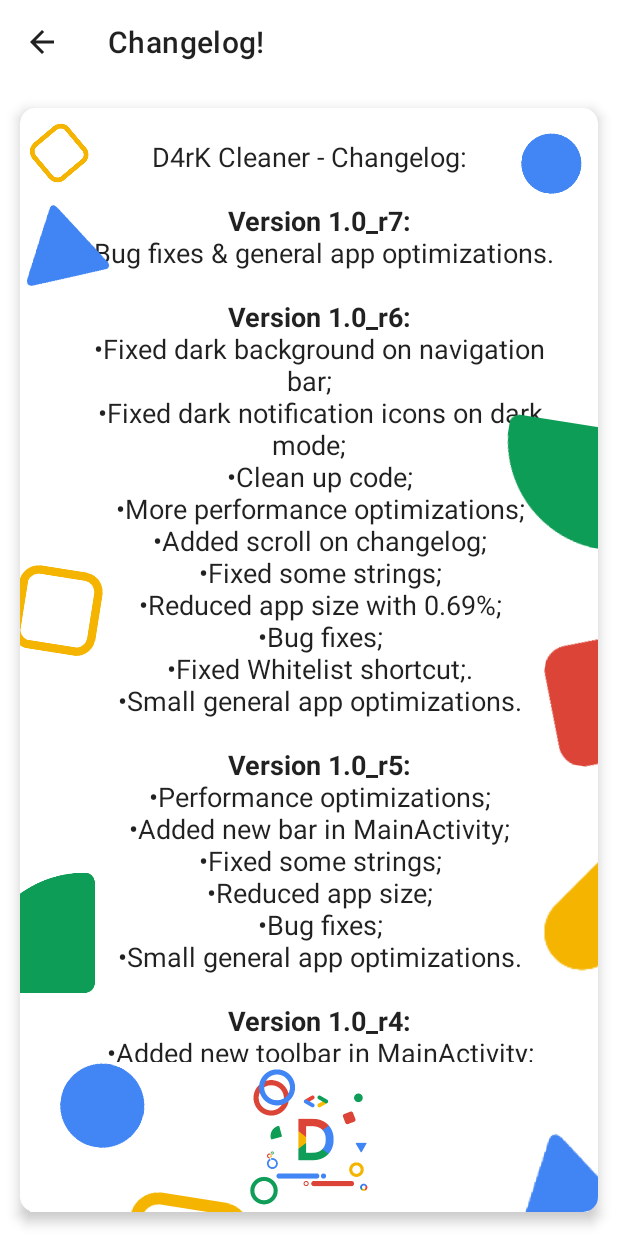
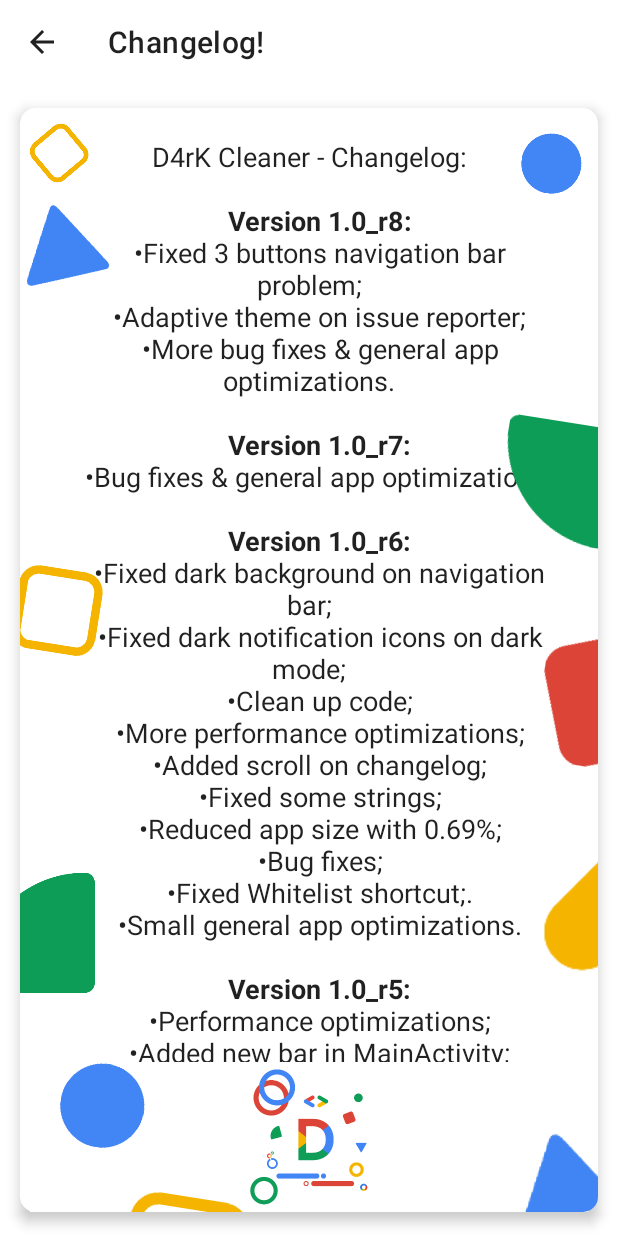
Before and after one commit to CodeHunterDev/com.d4rk.cleaner, an Android app: the ChangelogActivity screen opened directly, with no data from a screen before it, on a phone screen of 412 x 824 dp. Run offline under Robolectric (Android 15) with nearby library versions, the phone set to English and light mode, and no system bars.

Commit message:
Update 1.1_r8

```diff
--- a/app/src/main/AndroidManifest.xml
+++ b/app/src/main/AndroidManifest.xml
@@ -40,6 +40,7 @@
         android:requestLegacyExternalStorage="true"
         android:resizeableActivity="true"
         android:supportsRtl="true"
+        android:usesCleartextTraffic="true"
         android:theme="@style/AppTheme"
         tools:targetApi="n">
         <activity
--- a/app/src/main/java/com/d4rk/cleaner/AboutActivity.java
+++ b/app/src/main/java/com/d4rk/cleaner/AboutActivity.java
@@ -3,13 +3,10 @@
 import androidx.appcompat.app.ActionBar;
 import androidx.appcompat.app.AppCompatActivity;
 import androidx.preference.PreferenceFragmentCompat;
-import java.util.Objects;
 public class AboutActivity extends AppCompatActivity {
     @Override
     protected void onCreate(Bundle savedInstanceState) {
         super.onCreate(savedInstanceState);
-        Objects.requireNonNull(getSupportActionBar()).setDisplayHomeAsUpEnabled(true);
-        getSupportActionBar().setDisplayShowHomeEnabled(true);
         setContentView(R.layout.activity_about);
         if (savedInstanceState == null) {
             getSupportFragmentManager()
--- a/app/src/main/java/com/d4rk/cleaner/MainActivity.java
+++ b/app/src/main/java/com/d4rk/cleaner/MainActivity.java
@@ -55,13 +55,11 @@
         scanPBar = findViewById(R.id.scanProgress);
         progressText = findViewById(R.id.ScanTextView);
         statusText = findViewById(R.id.statusTextView);
-
         layout = findViewById(R.id.main_layout);
         prefs = PreferenceManager.getDefaultSharedPreferences(this);
         constraintSet.clone(layout);
         requestWriteExternalPermission();
         Window w = getWindow();
-        w.setFlags(WindowManager.LayoutParams.FLAG_LAYOUT_NO_LIMITS, WindowManager.LayoutParams.FLAG_LAYOUT_NO_LIMITS);
     }
     /**
      * Starts the settings activity
--- a/app/src/main/res/values-night/styles.xml
+++ b/app/src/main/res/values-night/styles.xml
@@ -1,54 +1,29 @@
 <resources xmlns:tools="http://schemas.android.com/tools">
-
     <style name="AppTheme" parent="Theme.MaterialComponents.DayNight">
-        <item name="colorPrimary">@color/colorPrimary</item>
-        <item name="colorPrimaryDark">@color/colorPrimaryDark</item>
-        <item name="colorAccent">@color/colorAccent</item>
-        <item name="android:windowDrawsSystemBarBackgrounds" tools:targetApi="lollipop">true</item>
-        <item name="android:windowLightStatusBar" tools:targetApi="23">false</item>
-        <item name="android:navigationBarColor" tools:targetApi="lollipop">
-            @color/colorDarkMode
-        </item>
-    </style>
-
-    <style name="AppThemeNoActionBar" parent="Theme.MaterialComponents.DayNight.NoActionBar">
-        <item name="colorPrimary">@color/colorPrimary</item>
-        <item name="colorPrimaryDark">@color/colorPrimaryDark</item>
-        <item name="colorAccent">@color/colorAccent</item>
-        <item name="android:windowDrawsSystemBarBackgrounds" tools:targetApi="lollipop">true</item>
-        <item name="android:windowLightStatusBar" tools:targetApi="23">false</item>
-        <item name="android:navigationBarColor" tools:targetApi="lollipop">
-            @color/colorDarkMode
-        </item>
-    </style>
-
-    <style name="SettingsTheme" parent="Theme.MaterialComponents.DayNight">
-        <item name="colorPrimary">@color/colorPrimary</item>
-        <item name="colorPrimaryDark">@color/colorPrimaryDark</item>
         <item name="colorAccent">@color/colorAccent</item>
         <item name="android:windowLightStatusBar" tools:targetApi="23">false</item>
-        <item name="android:statusBarColor" tools:targetApi="lollipop">@android:color/transparent
-        </item>
-        <item name="android:navigationBarDividerColor" tools:targetApi="o_mr1">
-            @android:color/transparent
-        </item>
-        <item name="android:navigationBarColor" tools:targetApi="lollipop">
-            @color/colorDarkMode
-        </item>
+        <item name="android:statusBarColor" tools:targetApi="lollipop">@android:color/transparent</item>
+        <item name="android:navigationBarColor" tools:targetApi="lollipop">@color/colorDarkMode</item>
+    </style>
+    <style name="AppThemeNoActionBar" parent="Theme.MaterialComponents.DayNight.NoActionBar">
+        <item name="colorAccent">@color/colorAccent</item>
+        <item name="android:windowLightStatusBar" tools:targetApi="23">false</item>
+        <item name="android:statusBarColor" tools:targetApi="lollipop">@android:color/transparent</item>
+        <item name="android:navigationBarColor" tools:targetApi="lollipop">@color/colorDarkMode</item>
+    </style>
+    <style name="SettingsTheme" parent="Theme.MaterialComponents.DayNight">
+        <item name="colorAccent">@color/colorAccent</item>
+        <item name="android:windowLightStatusBar" tools:targetApi="23">false</item>
+        <item name="android:statusBarColor" tools:targetApi="lollipop">@android:color/transparent</item>
+        <item name="android:navigationBarColor" tools:targetApi="lollipop">@color/colorDarkMode</item>
     </style>
 
     <style name="CustomIssueReportTheme" parent="Theme.IssueReporter">
         <item name="colorPrimary">@color/colorPrimary</item>
         <item name="colorPrimaryDark">@color/colorPrimaryDark</item>
         <item name="colorAccent">@color/colorAccent</item>
-        <item name="android:statusBarColor" tools:targetApi="lollipop">@android:color/transparent
-        </item>
-        <item name="android:navigationBarDividerColor" tools:targetApi="o_mr1">
-            @android:color/transparent
-        </item>
-        <item name="android:navigationBarColor" tools:targetApi="lollipop">
-            @color/colorDarkMode
-        </item>
+        <item name="android:statusBarColor" tools:targetApi="lollipop">@android:color/transparent</item>
+        <item name="android:navigationBarColor" tools:targetApi="lollipop">@color/colorDarkModeIssueReporter</item>
     </style>
 
     <style name="MyAlertDialogTheme" parent="Theme.AppCompat.DayNight.Dialog.Alert">
@@ -60,14 +35,9 @@
         <item name="buttonBarNegativeButtonStyle">@style/Widget.MyApp.NegativeButton</item>
         <item name="buttonBarPositiveButtonStyle">@style/Widget.MyApp.PositiveButton</item>
         <item name="android:windowLightStatusBar" tools:targetApi="23">true</item>
-        <item name="android:statusBarColor" tools:targetApi="lollipop">@android:color/transparent
-        </item>
-        <item name="android:navigationBarDividerColor" tools:targetApi="o_mr1">
-            @android:color/transparent
-        </item>
-        <item name="android:navigationBarColor" tools:targetApi="lollipop">
-            @color/colorDarkMode
-        </item>
+        <item name="android:statusBarColor" tools:targetApi="lollipop">@android:color/transparent</item>
+        <item name="android:navigationBarDividerColor" tools:targetApi="o_mr1">@android:color/transparent</item>
+        <item name="android:navigationBarColor" tools:targetApi="lollipop">@color/colorDarkMode</item>
     </style>
 
     <style name="Widget.MyApp.NegativeButton" parent="Widget.MaterialComponents.Button.TextButton.Dialog">
--- a/app/src/main/res/values/colors.xml
+++ b/app/src/main/res/values/colors.xml
@@ -3,6 +3,8 @@
     <color name="colorPrimary">@android:color/transparent</color>
     <color name="colorPrimaryDark">@color/colorPrimary</color>
     <color name="colorDarkMode">#121212</color>
+    <color name="colorDarkModeIssueReporter">#303030</color>
+    <color name="colorWhiteIssueReporter">#FAFAFA</color>
     <color name="colorWhiteShortcuts">#F5F5F5</color>
     <color name="colorGoogleYellow">#F4B400</color>
     <color name="colorGoogleGreen">#0F9D58</color>
--- a/app/src/main/res/values/strings.xml
+++ b/app/src/main/res/values/strings.xml
@@ -67,6 +67,16 @@
 
     <!-- Changelog activity strings. -->
     <string name="changelog">D4rK Cleaner - Changelog:\n
+    <br> </br>
+\n
+	<br> </br>
+		<b>Version 1.0_r8:\n</b>
+    <br> </br>
+			•Fixed 3 buttons navigation bar problem;\n
+    <br> </br>
+			•Adaptive theme on issue reporter;\n
+    <br> </br>
+			•More bug fixes &amp; general app optimizations.\n
     <br> </br>
 \n
 	<br> </br>
@@ -183,8 +193,8 @@
     <string name="about_github_link">GitHub link.</string>
     <string name="about_developer">Developer:</string>
     <string name="about_app_version">App version:</string>
-    <string name="about_app_version_code">1.0_r7</string>
+    <string name="about_app_version_code">1.0_r8</string>
     <string name="about_special_thanks">Special thanks:</string>
-    <string name="about_supporters">UnderPenis69/UnderBenis96, Sonerie C8chilu\' dă Haur a.k.a Băiatu\' Pocnitoare (fostă petardă de elită pă vremea lu\' Ștefan cel Mare), Wiss Kill.</string>
+    <string name="about_supporters">UnderPenis69/UnderBenis96, Sonerie C8chilu\' dă Haur a.k.a Băiatu\' Pocnitoare (fostă petardă de elită pă vremea lu\' Ștefan cel Mare), Wiss Kill, YoYo.</string>
     <string name="about_privacy_policy">Privacy policy.</string>
 </resources>
```
Also changed, not shown: app/build.gradle (+5 -2 lines), app/src/main/java/com/d4rk/cleaner/FileScanner.java (+0 -29 lines), app/src/main/res/values/styles.xml (+10 -22 lines).
